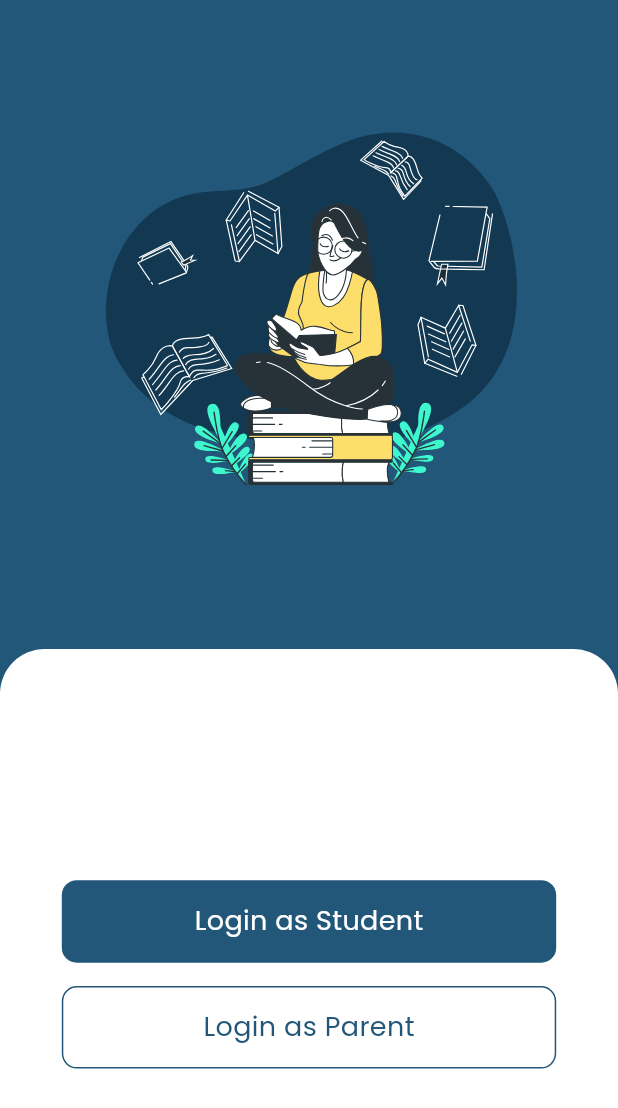
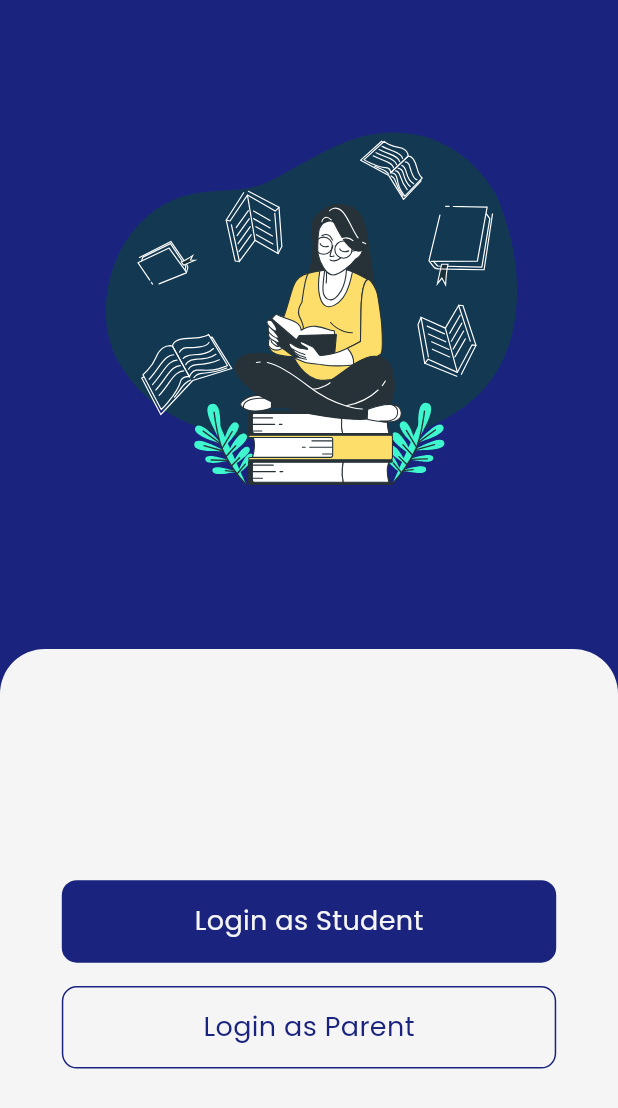
Before and after one commit to rizideep/educratesptst, a Flutter app: the AuthScreen screen opened by its route, on a phone screen of 412 x 824 dp. Shown: the top 1108 px of the screen. Run offline on Flutter 3.47's test engine with Material 3 defaults, Android fonts, the phone set to English and light mode, and no system bars; our stand-ins replace awesome_notifications, bloc, cached_network_image, carousel_slider, device_info_plus, dio and 29 more; missing offline and left inert: flutter_tex, razorpay_flutter; accounts and stored records are empty; network calls fail; project files that could hold a hidden picture were left out.

Commit message:
color change

```diff
--- a/lib/ui/screens/studentProfileScreen.dart
+++ b/lib/ui/screens/studentProfileScreen.dart
@@ -271,7 +271,7 @@ class _StudentProfileScreenState extends State<StudentProfileScreen> {
                   _buildProfileDetailsTile(
                     label: Utils.getTranslatedLabel(rollNumberKey),
                     value: studentDetails.rollNumber.toString(),
-                    iconUrl: Utils.getImagePath("Hello.svg"),
+                    iconUrl: Utils.getImagePath("default_profile.svg"),
                   ),
                   _buildProfileDetailsTile(
                     label: Utils.getTranslatedLabel(dateOfBirthKey),
--- a/lib/ui/styles/colors.dart
+++ b/lib/ui/styles/colors.dart
@@ -2,13 +2,15 @@
 
 import 'package:flutter/material.dart';
 
-const Color primaryColor = Color(0xff22577A);
-const Color secondaryColor = Color(0xff212121);
-const Color pageBackgroundColor = Color(0xffFFFFFF);
-const Color backgroundColor = Color(0xfff6f6f6);
+
+const Color primaryColor = const Color(0xff1A237E);
+const Color secondaryColor = const Color(0xff2E2E2E);
+const Color pageBackgroundColor = const Color(0xffF5F5F5);
+const Color backgroundColor = const Color(0xffFFFFFF);
+const Color errorColor = const Color(0xffBA1A1A);
+const Color tertiaryColor = const Color(0xffEBEEF3); //Border color define in design style
 
 //
-const Color errorColor = Color(0xffff6769);
 const Color onBackgroundColor = Color(0xff484848);
 const Color onPrimaryColor = Color(0xff3bcc97);
 const Color onSecondaryColor = Color(0xff57cc99);
```
Also changed, not shown: 2 other files.
